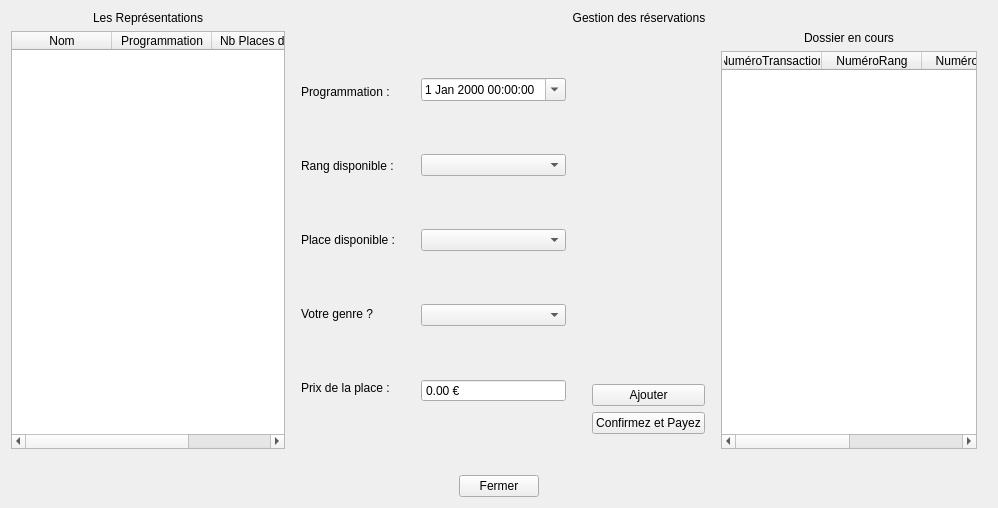
Old version of the form gui/Gest_Res.ui in the repository BennyBellier/Theatre-CEDB-Project.
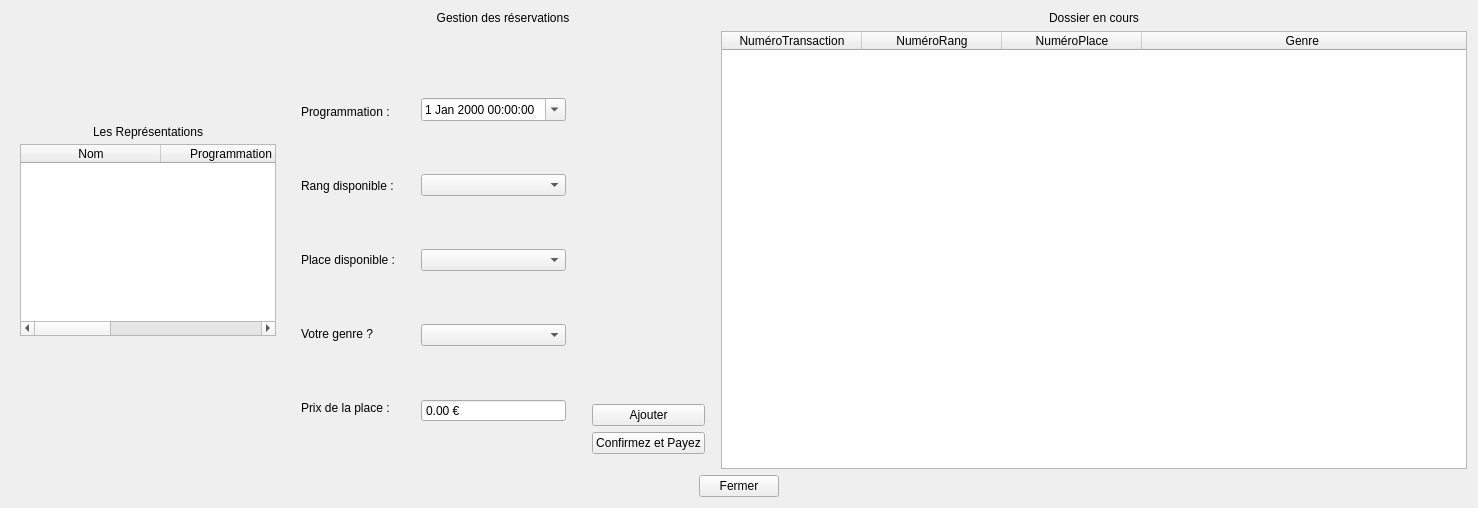
New version of the form.

Commit message: Modification (couche affichage) de la fenêtre de gestion des reservation

```diff
--- a/gui/Gest_Res.ui
+++ b/gui/Gest_Res.ui
@@ -6,7 +6,7 @@
    <rect>
     <x>0</x>
     <y>0</y>
-    <width>998</width>
+    <width>1478</width>
     <height>508</height>
    </rect>
   </property>
@@ -20,9 +20,31 @@
       <number>0</number>
      </property>
      <item>
+      <widget class="QWidget" name="ContainerTableRep" native="true">
+       <property name="enabled">
+        <bool>true</bool>
+       </property>
+       <property name="maximumSize">
+        <size>
+         <width>450</width>
+         <height>16777215</height>
+        </size>
+       </property>
       <layout class="QVBoxLayout" name="verticalLayout_2">
+        <property name="spacing">
+         <number>5</number>
+        </property>
+        <property name="sizeConstraint">
+         <enum>QLayout::SetFixedSize</enum>
+        </property>
        <item>
         <widget class="QLabel" name="label">
+          <property name="maximumSize">
+           <size>
+            <width>450</width>
+            <height>16777215</height>
+           </size>
+          </property>
          <property name="text">
           <string>Les Représentations</string>
          </property>
@@ -33,9 +55,21 @@
        </item>
        <item>
         <widget class="QTableWidget" name="tableGestRes">
+          <property name="maximumSize">
+           <size>
+            <width>450</width>
+            <height>16777215</height>
+           </size>
+          </property>
          <property name="selectionBehavior">
           <enum>QAbstractItemView::SelectRows</enum>
          </property>
+          <attribute name="horizontalHeaderDefaultSectionSize">
+           <number>140</number>
+          </attribute>
+          <attribute name="horizontalHeaderStretchLastSection">
+           <bool>true</bool>
+          </attribute>
          <column>
           <property name="text">
            <string>Nom</string>
@@ -48,25 +82,27 @@
          </column>
          <column>
           <property name="text">
-           <string>Nb Places dipo </string>
+            <string>Places vide</string>
           </property>
          </column>
         </widget>
        </item>
        <item>
         <widget class="QLabel" name="label_table_erreur">
+          <property name="maximumSize">
+           <size>
+            <width>450</width>
+            <height>16777215</height>
+           </size>
+          </property>
          <property name="text">
           <string/>
          </property>
         </widget>
        </item>
       </layout>
+      </widget>
      </item>
-     <item>
-      <layout class="QVBoxLayout" name="verticalLayout_3">
-       <property name="rightMargin">
-        <number>0</number>
-       </property>
        <item>
         <layout class="QVBoxLayout" name="verticalLayout_4">
          <property name="rightMargin">
@@ -82,10 +118,17 @@
            </property>
           </widget>
          </item>
+       <item>
+        <widget class="QLabel" name="label_erreur_gest_res">
+         <property name="text">
+          <string/>
+         </property>
+        </widget>
+       </item>
          <item>
           <layout class="QHBoxLayout" name="horizontalLayout_4">
            <property name="rightMargin">
-            <number>10</number>
+          <number>0</number>
            </property>
            <item>
             <layout class="QHBoxLayout" name="horizontalLayout_5">
@@ -375,11 +418,12 @@
                </item>
               </layout>
              </item>
-             <item>
-              <layout class="QHBoxLayout" name="horizontalLayout_6">
-               <property name="rightMargin">
-                <number>0</number>
-               </property>
+          </layout>
+         </item>
+        </layout>
+       </item>
+      </layout>
+     </item>
                <item>
                 <layout class="QVBoxLayout" name="verticalLayout_7">
                  <property name="rightMargin">
@@ -397,6 +441,12 @@
                  </item>
                  <item>
                   <widget class="QTableWidget" name="tableWidget_2">
+         <attribute name="horizontalHeaderDefaultSectionSize">
+          <number>140</number>
+         </attribute>
+         <attribute name="horizontalHeaderStretchLastSection">
+          <bool>true</bool>
+         </attribute>
                    <column>
                     <property name="text">
                      <string>NuméroTransaction</string>
@@ -423,23 +473,6 @@
                </item>
               </layout>
              </item>
-            </layout>
-           </item>
-          </layout>
-         </item>
-         <item>
-          <widget class="QLabel" name="label_erreur_gest_res">
-           <property name="text">
-            <string/>
-           </property>
-          </widget>
-         </item>
-        </layout>
-       </item>
-      </layout>
-     </item>
-    </layout>
-   </item>
    <item>
     <layout class="QHBoxLayout" name="horizontalLayout_3">
      <property name="topMargin">
```
Left out of the diff: 16 changed lines with no effect on the pictures. Lines whose indentation alone changed are shown as unchanged.
